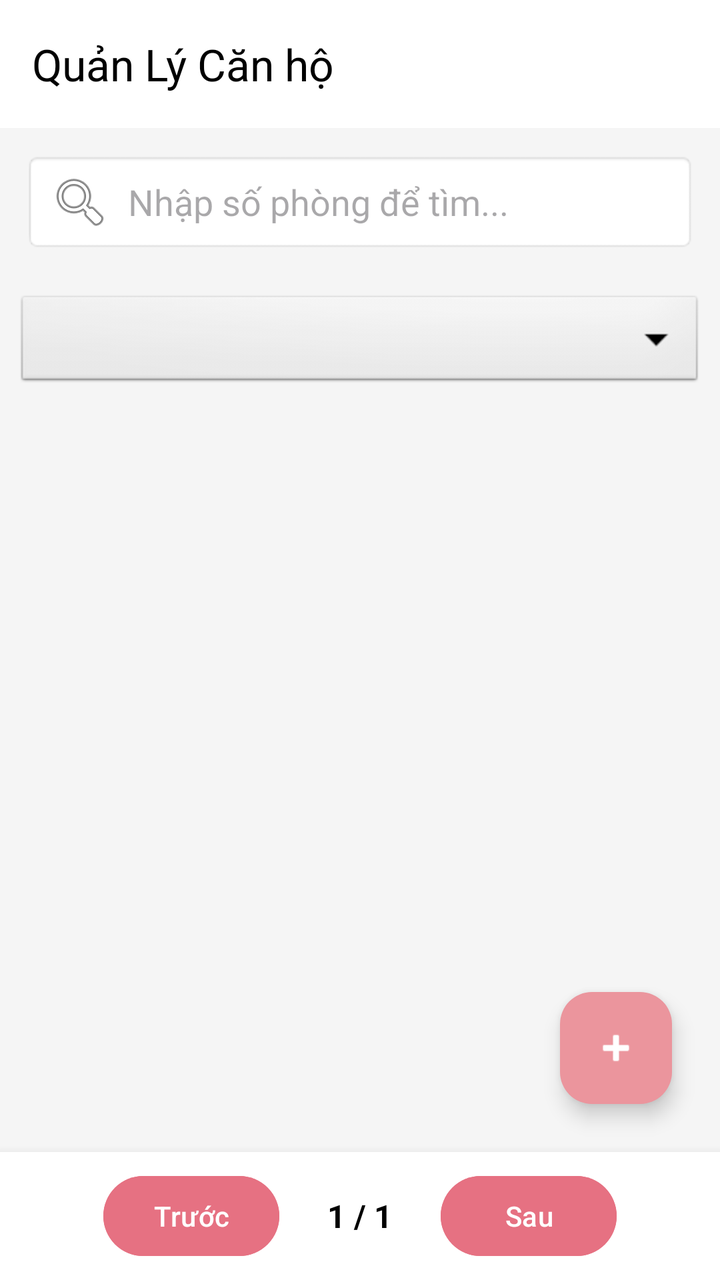
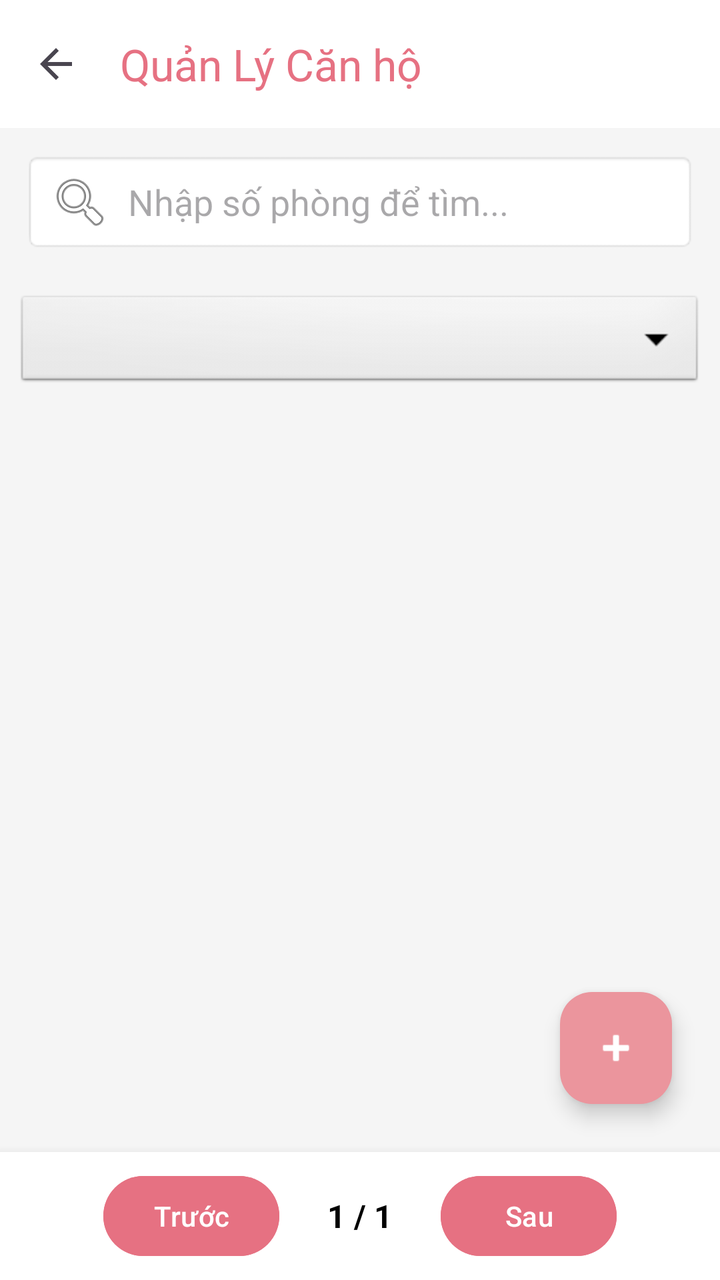

Screens rendered from an Android XML layout before and after an edit, with the pre-edit source and the edit as a unified diff.
<!-- AndroidManifest.xml: application theme Theme.Apt -->
<!-- res/layout/fragment_manage_apartment.xml -->
<?xml version="1.0" encoding="utf-8"?>
<RelativeLayout xmlns:android="http://schemas.android.com/apk/res/android"
    xmlns:app="http://schemas.android.com/apk/res-auto"
    android:layout_width="match_parent"
    android:layout_height="match_parent"
    android:background="#F5F5F5">

    <androidx.appcompat.widget.Toolbar
        android:id="@+id/toolbar_apartment"
        android:layout_width="match_parent"
        android:layout_height="?attr/actionBarSize"
        android:background="@color/white"
        android:elevation="4dp"
        app:title="Quản Lý Căn hộ"
        app:titleTextColor="@color/black" />

    <EditText
        android:id="@+id/edt_search"
        android:layout_width="match_parent"
        android:layout_height="50dp"
        android:layout_below="@id/toolbar_apartment"
        android:layout_margin="12dp"
        android:background="@android:drawable/editbox_background"
        android:drawableStart="@android:drawable/ic_menu_search"
        android:drawablePadding="8dp"
        android:hint="Nhập số phòng để tìm..."
        android:padding="12dp"
        android:maxLines="1"
        android:singleLine="true" />
    <Spinner
        android:id="@+id/spinner_filter_status"
        android:layout_width="match_parent"
        android:layout_height="50dp"
        android:layout_below="@id/edt_search"
        android:layout_margin="8dp"
        android:background="@android:drawable/btn_dropdown"
        android:padding="8dp" />
    <LinearLayout
        android:id="@+id/layout_pagination"
        android:layout_width="match_parent"
        android:layout_height="wrap_content"
        android:layout_alignParentBottom="true"
        android:background="@color/white"
        android:elevation="8dp"
        android:gravity="center"
        android:orientation="horizontal"
        android:padding="8dp">

        <Button
            android:id="@+id/btn_prev_page"
            android:layout_width="wrap_content"
            android:layout_height="wrap_content"
            android:text="Trước"
            android:backgroundTint="@color/primary"/>

        <TextView
            android:id="@+id/tv_page_info"
            android:layout_width="wrap_content"
            android:layout_height="wrap_content"
            android:layout_marginEnd="24dp"
            android:layout_marginStart="24dp"
            android:text="1 / 1"
            android:textColor="@color/black"
            android:textSize="16sp"
            android:textStyle="bold" />

        <Button
            android:id="@+id/btn_next_page"
            android:layout_width="wrap_content"
            android:layout_height="wrap_content"
            android:text="Sau"
            android:backgroundTint="@color/primary"/>
    </LinearLayout>

    <androidx.recyclerview.widget.RecyclerView
        android:id="@+id/rv_apartments"
        android:layout_width="match_parent"
        android:layout_height="match_parent"
        android:layout_below="@id/spinner_filter_status"
        android:layout_above="@id/layout_pagination"
        android:padding="8dp"
        android:clipToPadding="false" />

    <com.google.android.material.floatingactionbutton.FloatingActionButton
        android:id="@+id/fab_add_apartment"
        android:layout_width="wrap_content"
        android:layout_height="wrap_content"
        android:layout_alignParentEnd="true"
        android:layout_above="@+id/layout_pagination"
        android:layout_margin="24dp"
        android:src="@android:drawable/ic_input_add"
        app:backgroundTint="@color/secondary"
        app:tint="@color/white" />

</RelativeLayout>
<!-- resources referenced by this layout -->
<resources>
  <color name="black">#FF000000</color>
  <color name="primary">#E67182</color>
  <color name="secondary">#EB959D</color>
  <color name="white">#FFFFFFFF</color>
  <style name="Theme.Apt" parent="Base.Theme.Apt" />
  <style name="Base.Theme.Apt" parent="Theme.Material3.DayNight.NoActionBar">
          
          
      </style>
</resources>

<!-- the commit's change to res/layout/fragment_manage_apartment.xml (unified diff, before → after) -->
@@ -9,10 +9,11 @@
         android:id="@+id/toolbar_apartment"
         android:layout_width="match_parent"
         android:layout_height="?attr/actionBarSize"
+        app:navigationIcon="?attr/homeAsUpIndicator"
         android:background="@color/white"
         android:elevation="4dp"
         app:title="Quản Lý Căn hộ"
-        app:titleTextColor="@color/black" />
+        app:titleTextColor="@color/primary" />
 
     <EditText
         android:id="@+id/edt_search"
